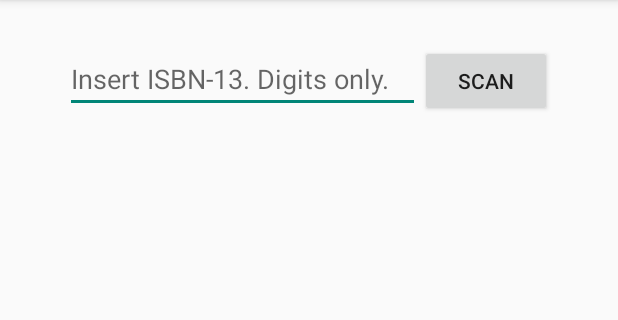
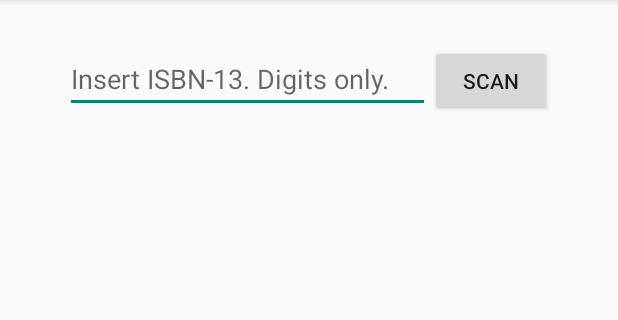
Before and after one commit to dangkhoa0303/alexandria, an Android app: the fragment AddBook placed in its activity, with the options menu open, on a phone screen of 412 x 824 dp, the part 84-404 px from its top. Run offline under Robolectric (Android 15) with nearby library versions, the phone set to English and light mode, and no system bars; our stand-ins replace Picasso; libraries missing offline, so code that uses them is left out: com.google.zxing.integration; pictures from the network do not load; 2 statements that could not run were skipped.

Commit message:
Add network state checking, fix app crash on the first time scanning, change some layouts

```diff
--- a/app/src/main/AndroidManifest.xml
+++ b/app/src/main/AndroidManifest.xml
@@ -3,6 +3,7 @@
     package="it.jaschke.alexandria" >
 
     <uses-permission android:name="android.permission.INTERNET" />
+    <uses-permission android:name="android.permission.ACCESS_NETWORK_STATE" />
     <uses-permission android:name="android.permission.CAMERA" />
     <uses-feature android:name="android.hardware.camera" />
     <uses-feature android:name="android.hardware.camera.autofocus" />
--- a/app/src/main/java/it/jaschke/alexandria/BookDetail.java
+++ b/app/src/main/java/it/jaschke/alexandria/BookDetail.java
@@ -17,6 +17,7 @@ import android.view.View;
 import android.view.ViewGroup;
 import android.widget.ImageView;
 import android.widget.TextView;
+import android.widget.Toast;
 
 import it.jaschke.alexandria.data.AlexandriaContract;
 import it.jaschke.alexandria.services.BookService;
@@ -58,6 +59,7 @@ public class BookDetail extends Fragment implements LoaderManager.LoaderCallback
                 Intent bookIntent = new Intent(getActivity(), BookService.class);
                 bookIntent.putExtra(BookService.EAN, ean);
                 bookIntent.setAction(BookService.DELETE_BOOK);
+                Toast.makeText(getActivity(), "Deleted", Toast.LENGTH_SHORT).show();
                 getActivity().startService(bookIntent);
                 getActivity().getSupportFragmentManager().popBackStack();
             }
--- a/app/src/main/java/it/jaschke/alexandria/ListOfBooks.java
+++ b/app/src/main/java/it/jaschke/alexandria/ListOfBooks.java
@@ -70,17 +70,20 @@ public class ListOfBooks extends Fragment implements LoaderManager.LoaderCallbac
             public void onItemClick(AdapterView<?> adapterView, View view, int position, long l) {
                 Cursor cursor = bookListAdapter.getCursor();
                 if (cursor != null && cursor.moveToPosition(position)) {
-                    ((Callback)getActivity())
+                    ((Callback) getActivity())
                             .onItemSelected(cursor.getString(cursor.getColumnIndex(AlexandriaContract.BookEntry._ID)));
                 }
             }
         });
+
+        bookListAdapter.notifyDataSetChanged();
 
         return rootView;
     }
 
     private void restartLoader(){
         getLoaderManager().restartLoader(LOADER_ID, null, this);
+        bookListAdapter.notifyDataSetChanged();
     }
 
     @Override
--- a/app/src/main/java/it/jaschke/alexandria/services/BookService.java
+++ b/app/src/main/java/it/jaschke/alexandria/services/BookService.java
@@ -2,11 +2,13 @@ package it.jaschke.alexandria.services;
 
 import android.app.IntentService;
 import android.content.ContentValues;
+import android.content.Context;
 import android.content.Intent;
 import android.database.Cursor;
 import android.net.Uri;
 import android.support.v4.content.LocalBroadcastManager;
 import android.util.Log;
+import android.widget.Toast;
 
 import org.json.JSONArray;
 import org.json.JSONException;
@@ -66,6 +68,9 @@ public class BookService extends IntentService {
             Uri uri = AlexandriaContract.BookEntry.buildBookUri(Long.parseLong(ean));
             getApplication().getContentResolver().delete(uri, null, null);
 
+        }
+        else {
+            Toast.makeText(getApplicationContext(), "Unable", Toast.LENGTH_SHORT).show();
         }
     }
 
--- a/app/src/main/res/layout/fragment_add_book.xml
+++ b/app/src/main/res/layout/fragment_add_book.xml
@@ -1,127 +1,127 @@
 <FrameLayout xmlns:android="http://schemas.android.com/apk/res/android"
-    xmlns:tools="http://schemas.android.com/tools" android:layout_width="match_parent"
-    android:layout_height="match_parent" tools:context="it.jaschke.alexandria.AddBook">
+    xmlns:tools="http://schemas.android.com/tools"
+    android:layout_width="match_parent"
+    android:layout_height="match_parent"
+    tools:context="it.jaschke.alexandria.AddBook">
 
     <RelativeLayout
-        android:orientation="horizontal"
         android:layout_width="fill_parent"
         android:layout_height="fill_parent"
-        android:layout_gravity="center_horizontal|top">
+        android:layout_gravity="center_horizontal|top"
+        android:orientation="horizontal">
 
         <LinearLayout
-            android:orientation="horizontal"
+            android:id="@+id/eancontainer"
             android:layout_width="wrap_content"
-            android:id="@+id/eancontainer"
             android:layout_height="wrap_content"
+            android:layout_alignParentTop="true"
+            android:layout_centerHorizontal="true"
             android:layout_marginTop="30dp"
-            android:layout_alignParentTop="true"
-            android:layout_centerHorizontal="true">
+            android:orientation="horizontal">
 
             <EditText
-                android:layout_width="wrap_content"
+                android:id="@+id/ean"
+                android:layout_width="0dp"
                 android:layout_height="wrap_content"
+                android:layout_weight="3"
+                android:hint="@string/input_hint"
                 android:inputType="number"
-                android:minEms="@integer/ean_width"
-                android:id="@+id/ean"
-                android:saveEnabled="true"
                 android:maxLength="@integer/ean_size"
                 android:maxLines="1"
-                android:hint="@string/input_hint"
-                android:paddingRight="20dp"/>
+                android:minEms="@integer/ean_width"
+                android:paddingRight="20dp"
+                android:saveEnabled="true" />
 
             <Button
-                android:layout_width="wrap_content"
+                android:id="@+id/scan_button"
+                android:layout_width="0dp"
                 android:layout_height="wrap_content"
-                android:text="@string/scan_button"
-                android:id="@+id/scan_button"/>
+                android:layout_weight="1"
+                android:text="@string/scan_button" />
 
         </LinearLayout>
 
         <TextView
+            android:id="@+id/bookTitle"
             android:layout_width="wrap_content"
             android:layout_height="wrap_content"
-            android:id="@+id/bookTitle"
-            android:textSize="@dimen/head_line"
-            android:textIsSelectable="true"
-            android:textStyle="bold"
+            android:layout_alignLeft="@+id/eancontainer"
+            android:layout_alignStart="@+id/eancontainer"
+            android:layout_below="@+id/eancontainer"
             android:layout_marginTop="25dp"
             android:paddingRight="20dp"
-            android:layout_below="@+id/eancontainer"
-            android:layout_alignLeft="@+id/eancontainer"
-            android:layout_alignStart="@+id/eancontainer"/>
+            android:textIsSelectable="true"
+            android:textSize="@dimen/head_line"
+            android:textStyle="bold" />
 
         <TextView
+            android:id="@+id/bookSubTitle"
             android:layout_width="wrap_content"
             android:layout_height="wrap_content"
-            android:id="@+id/bookSubTitle"
+            android:layout_alignLeft="@+id/eancontainer"
+            android:layout_below="@+id/bookTitle"
             android:layout_marginTop="10dp"
-            android:layout_below="@+id/bookTitle"
-            android:maxLines="3"
             android:ellipsize="end"
-            android:layout_alignLeft="@+id/eancontainer"
-            />
+            android:maxLines="3" />
 
         <TextView
+            android:id="@+id/authors"
             android:layout_width="wrap_content"
             android:layout_height="wrap_content"
-            android:id="@+id/authors"
+            android:layout_alignEnd="@+id/eancontainer"
+            android:layout_alignRight="@+id/eancontainer"
+            android:layout_below="@+id/bookSubTitle"
+            android:layout_marginTop="20dp"
             android:gravity="end"
-            android:textSize="@dimen/small_fontsize"
-            android:layout_marginTop="20dp"
-            android:layout_below="@+id/bookSubTitle"
-            android:layout_alignRight="@+id/eancontainer"
-            android:layout_alignEnd="@+id/eancontainer"
-            />
+            android:textSize="@dimen/small_fontsize" />
 
         <ImageView
+            android:id="@+id/bookCover"
             android:layout_width="wrap_content"
             android:layout_height="wrap_content"
-            android:id="@+id/bookCover"
-            android:contentDescription="@string/book_cover"
+            android:layout_alignLeft="@+id/eancontainer"
+            android:layout_alignStart="@+id/eancontainer"
             android:layout_alignTop="@+id/authors"
-            android:layout_alignLeft="@+id/eancontainer"
-            android:layout_alignStart="@+id/eancontainer"/>
+            android:contentDescription="@string/book_cover" />
 
         <TextView
+            android:id="@+id/categories"
             android:layout_width="wrap_content"
             android:layout_height="wrap_content"
-            android:id="@+id/categories"
-            android:textSize="@dimen/small_fontsize"
+            android:layout_alignLeft="@+id/eancontainer"
+            android:layout_alignStart="@+id/eancontainer"
             android:layout_below="@+id/bookCover"
             android:layout_marginTop="20dp"
-            android:layout_alignLeft="@+id/eancontainer"
-            android:layout_alignStart="@+id/eancontainer"/>
+            android:textSize="@dimen/small_fontsize" />
 
         <LinearLayout
-            android:orientation="horizontal"
             android:layout_width="fill_parent"
             android:layout_height="50dip"
             android:layout_alignParentBottom="true"
             android:layout_alignParentLeft="true"
-            android:layout_alignParentStart="true">
+            android:layout_alignParentStart="true"
+            android:orientation="horizontal">
 
             <Button
+                android:id="@+id/delete_button"
+                style="?android:attr/buttonBarButtonStyle"
                 android:layout_width="wrap_content"
                 android:layout_height="fill_parent"
+                android:layout_weight="1"
+                android:drawableLeft="@drawable/ic_action_discard"
                 android:text="@string/cancel_button"
-                android:layout_weight="1"
-                style="?android:attr/buttonBarButtonStyle"
-                android:id="@+id/delete_button"
-                android:drawableLeft="@drawable/ic_action_discard"
-                android:visibility="invisible"
-                />
+                android:visibility="invisible" />
 
             <Button
+                android:id="@+id/save_button"
+                style="?android:attr/buttonBarButtonStyle"
                 android:layout_width="wrap_content"
                 android:layout_height="fill_parent"
+                android:layout_gravity="bottom"
+                android:layout_weight="1"
+                android:drawableLeft="@drawable/ic_action_accept"
                 android:text="@string/ok_button"
-                android:visibility="invisible"
-                android:layout_weight="1"
-                android:id="@+id/save_button"
-                android:drawableLeft="@drawable/ic_action_accept"
-                style="?android:attr/buttonBarButtonStyle"
-                android:layout_gravity="bottom"
-                />
+                android:visibility="invisible" />
 
         </LinearLayout>
 
```
Also changed, not shown: app/src/main/java/it/jaschke/alexandria/AddBook.java (+36 -1 lines), app/src/main/java/it/jaschke/alexandria/Utility.java (added, +17 -0 lines), app/src/main/java/it/jaschke/alexandria/api/BookListAdapter.java (+6 -1 lines), app/src/main/java/it/jaschke/alexandria/data/BookProvider.java (+8 -1 lines), app/src/main/res/layout/fragment_full_book.xml (+65 -60 lines).
